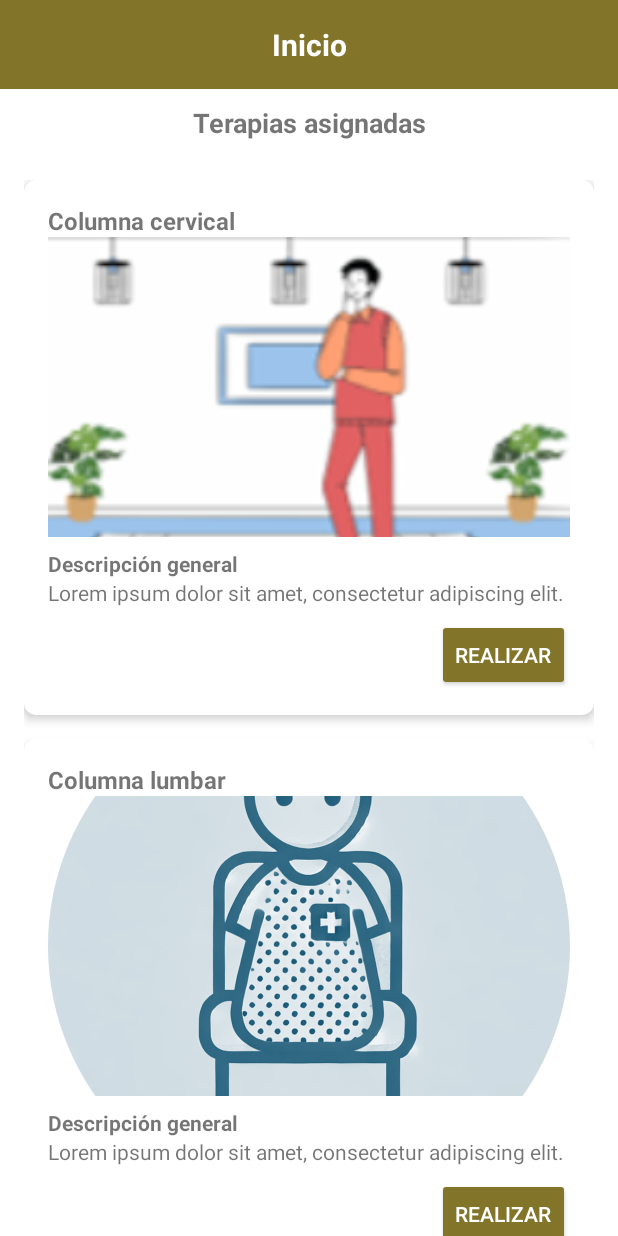
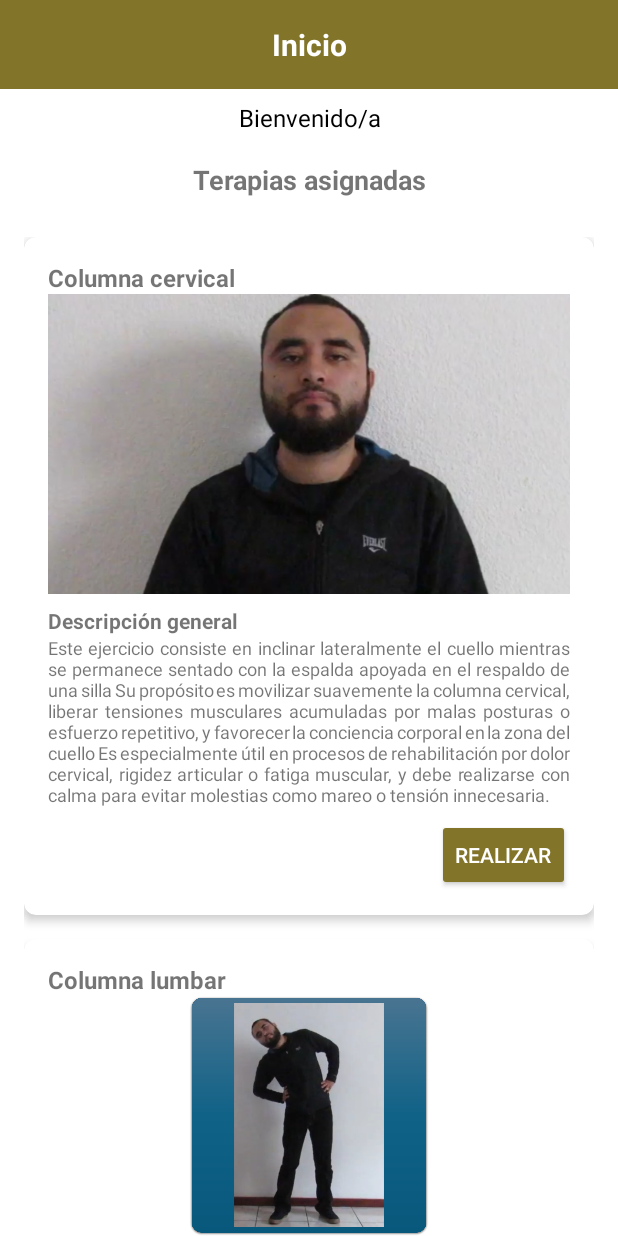
Before and after one commit to tesibio/ReHabParkinson, an Android app built with Jetpack Compose: the layout activity_main.xml on its own in the app's theme, with its tools: preview values and no code run, on a phone screen of 412 x 824 dp. Run offline under Robolectric (Android 15) with nearby library versions, the phone set to English and light mode, and no system bars.

```diff
--- a/app/build.gradle.kts
+++ b/app/build.gradle.kts
@@ -69,6 +69,6 @@ dependencies {
     debugImplementation(libs.androidx.ui.tooling)
     debugImplementation(libs.androidx.ui.test.manifest)
     implementation("androidx.constraintlayout:constraintlayout:2.1.4")
-
+    implementation("com.google.code.gson:gson:2.10.1")
 
 }
--- a/app/src/main/res/layout/activity_main.xml
+++ b/app/src/main/res/layout/activity_main.xml
@@ -21,6 +21,20 @@
         android:gravity="center"
         app:layout_constraintTop_toTopOf="parent"/>
 
+    <TextView
+        android:id="@+id/tvUsuario"
+        android:layout_width="match_parent"
+        android:layout_height="wrap_content"
+        android:text="Bienvenido/a"
+        android:textAlignment="center"
+        android:textColor="@color/black"
+        android:textSize="16sp"
+        android:padding="8dp"
+        app:layout_constraintTop_toBottomOf="@id/tvInicio"
+        app:layout_constraintStart_toStartOf="parent"
+        app:layout_constraintEnd_toEndOf="parent"/>
+
+
     <!-- Texto "Terapias asignadas" -->
     <TextView
         android:id="@+id/tvTerapiasAsignadas"
@@ -31,7 +45,7 @@
         android:textStyle="bold"
         android:padding="10dp"
         android:gravity="center"
-        app:layout_constraintTop_toBottomOf="@id/tvInicio"
+        app:layout_constraintTop_toBottomOf="@id/tvUsuario"
         app:layout_constraintStart_toStartOf="parent"
         app:layout_constraintEnd_toEndOf="parent"/>
 
@@ -73,7 +87,8 @@
                         android:layout_width="match_parent"
                         android:layout_height="200dp"
                         android:scaleType="centerCrop"
-                        android:src="@drawable/imagendummy" />
+                        android:src="@drawable/terapiacervical"
+                        app:srcCompat="@drawable/terapiacervical" />
 
                     <TextView
                         android:layout_width="wrap_content"
@@ -85,9 +100,11 @@
                     <TextView
                         android:layout_width="wrap_content"
                         android:layout_height="wrap_content"
-                        android:text="Lorem ipsum dolor sit amet, consectetur adipiscing elit."
-                        android:textSize="14sp"
-                        android:layout_marginBottom="8dp"/>
+                        android:text="Este ejercicio consiste en inclinar lateralmente el cuello mientras se permanece sentado con la espalda apoyada en el respaldo de una silla Su propósito es movilizar suavemente la columna cervical, liberar tensiones musculares acumuladas por malas posturas o esfuerzo repetitivo, y favorecer la conciencia corporal en la zona del cuello Es especialmente útil en procesos de rehabilitación por dolor cervical, rigidez articular o fatiga muscular, y debe realizarse con calma para evitar molestias como mareo o tensión innecesaria."
+                        android:textSize="12sp"
+                        android:layout_marginBottom="8dp"
+                        android:textAlignment="viewStart"
+                        android:justificationMode="inter_word"/>
 
                     <Button
                         android:id="@+id/btnCervical"
@@ -123,9 +140,9 @@
 
                     <ImageView
                         android:layout_width="match_parent"
-                        android:layout_height="200dp"
-                        android:scaleType="centerCrop"
-                        android:src="@drawable/imagenpaciente" />
+                        android:layout_height="160dp"
+                        android:scaleType="fitCenter"
+                        android:src="@drawable/terapialumbar" />
 
                     <TextView
                         android:layout_width="wrap_content"
@@ -137,9 +154,11 @@
                     <TextView
                         android:layout_width="wrap_content"
                         android:layout_height="wrap_content"
-                        android:text="Lorem ipsum dolor sit amet, consectetur adipiscing elit."
-                        android:textSize="14sp"
-                        android:layout_marginBottom="8dp"/>
+                        android:text="Este ejercicio se realiza de pie, con los pies alineados al ancho de los hombros y las manos en la cintura, flexionando lateralmente el tronco hacia un lado sin girar el cuerpo El movimiento busca movilizar la columna lumbar en el plano lateral de forma controlada, regresando siempre a la posición central antes de cambiar de lado Está indicado para mejorar la flexibilidad lumbar, reducir la rigidez en la parte baja de la espalda y favorecer una postura equilibrada en procesos de rehabilitación o prevención de dolor lumbar"
+                        android:textSize="12sp"
+                        android:layout_marginBottom="8dp"
+                        android:textAlignment="viewStart"
+                        android:justificationMode="inter_word"/>
 
                     <Button
                         android:id="@+id/btnLumbar"
--- a/app/src/main/res/layout/activity_terapia_cervical.xml
+++ b/app/src/main/res/layout/activity_terapia_cervical.xml
@@ -29,7 +29,7 @@
         android:layout_width="200dp"
         android:layout_height="200dp"
         android:contentDescription="Imagen representativa de la terapia"
-        android:src="@drawable/imagendummy"
+        android:src="@drawable/terapiacervical"
         app:layout_constraintEnd_toEndOf="parent"
         app:layout_constraintStart_toStartOf="parent"
         app:layout_constraintTop_toBottomOf="@id/tvTitle" />
@@ -40,7 +40,7 @@
         android:layout_width="wrap_content"
         android:layout_height="wrap_content"
         android:gravity="center"
-        android:text="Texto descriptivo del objetivo de esta terapia"
+        android:text="Inclinación lateral izquierda"
         android:textColor="#F20E0E"
         android:textSize="16sp"
         android:textStyle="bold"
@@ -57,7 +57,7 @@
         android:background="@android:color/darker_gray"
         android:gravity="center"
         android:padding="8dp"
-        android:text="Lorem Ipsum es simplemente el texto de relleno de las imprentas y archivos de texto..."
+        android:text="Realice el ejercicio sentado en una silla donde quede cómodamente recargado sobre el respaldo. Flexione el cuello lateralmente intentado llevar el oído izquierdo al hombro izquierdo, regrese a la posición inicial, es decir la línea media, no flexione hacia el lado contrario. Es importante que durante el movimiento no eleve el hombro y no gire la cabeza hacia el costado, la flexión es sólo del cuello sin girar el rostro. Haga los ejercicios a su propio ritmo para evitar mareos."
         android:textColor="@color/black"
         android:textSize="16sp"
         app:layout_constraintEnd_toEndOf="parent"
```
Also changed, not shown: app/src/main/assets/users.json (added, +56 -0 lines), app/src/main/java/com/prototipo/rehabparkinson/IndicacionesActivity.kt (+32 -4 lines), app/src/main/java/com/prototipo/rehabparkinson/LoginActivity.kt (+18 -4 lines), app/src/main/java/com/prototipo/rehabparkinson/MainActivity.kt (+7 -0 lines), app/src/main/java/com/prototipo/rehabparkinson/Usuario.kt (added, +8 -0 lines), app/src/main/res/layout/activity_indicaciones.xml (+7 -1 lines), app/src/main/res/drawable/perfil_001.PNG (added), app/src/main/res/drawable/perfil_002.PNG (added), app/src/main/res/drawable/perfil_003.PNG (added), app/src/main/res/drawable/perfil_004.PNG (added), app/src/main/res/drawable/perfil_005.PNG (added), app/src/main/res/drawable/perfil_006.PNG (added), app/src/main/res/drawable/perfil_007.PNG (added), app/src/main/res/drawable/perfil_008.PNG (added), 3 more files, 1 other file.
